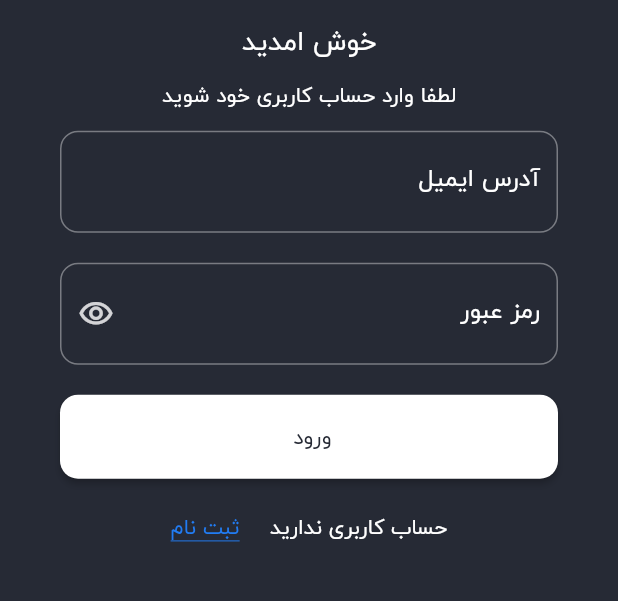
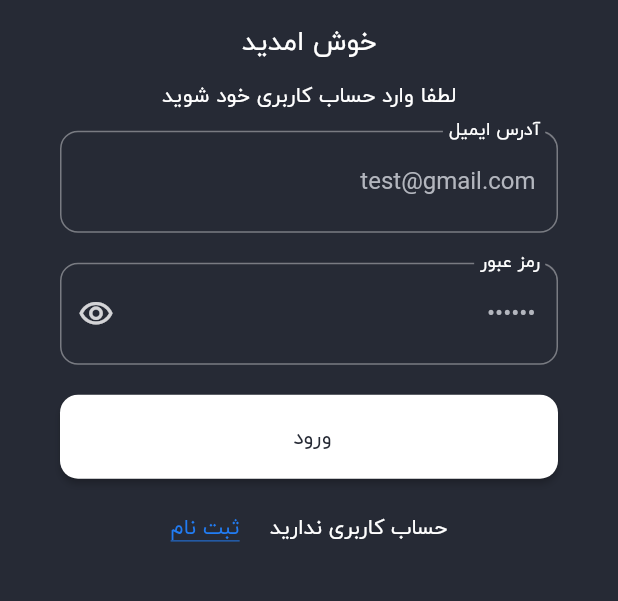
Before and after one commit to alirezashahabb/nik, a Flutter app: the screen it shows after launch, on a phone screen of 412 x 824 dp, the part 372-973 px from its top. Run offline on Flutter 3.47's test engine with Material 2 defaults, Android fonts, the phone set to English and light mode, and no system bars; our stand-ins replace bloc, cached_network_image, dio, equatable, flutter_bloc, shared_preferences and 1 more; network calls fail.

Commit message:
Auth repository and datasource

```diff
--- a/lib/main.dart
+++ b/lib/main.dart
@@ -1,9 +1,14 @@
 import 'package:flutter/material.dart';
+import 'package:nikeshop/data/repositroy/auth_repositroy.dart';
 import 'package:nikeshop/data/repositroy/comemnt_repositroy.dart';
 import 'package:nikeshop/screens/Auth/Auth_screen.dart';
 import 'package:nikeshop/theme.dart';
 
 void main() {
+  WidgetsFlutterBinding.ensureInitialized();
+
+  /// this is for shareperfance
+  authRepositroy.loadAuthInfo();
   runApp(const MyApp());
 }
 
--- a/lib/screens/Auth/Auth_screen.dart
+++ b/lib/screens/Auth/Auth_screen.dart
@@ -9,6 +9,11 @@ class AuthScreens extends StatefulWidget {
 }
 
 class _AuthScreensState extends State<AuthScreens> {
+  final TextEditingController userNameController =
+      TextEditingController(text: 'test@gmail.com');
+
+  final TextEditingController passwordController =
+      TextEditingController(text: '123456');
   bool isLogin = true;
   @override
   Widget build(BuildContext context) {
@@ -81,19 +86,24 @@ class _AuthScreensState extends State<AuthScreens> {
               const SizedBox(
                 height: 12,
               ),
-              const TextField(
-                decoration: InputDecoration(label: Text('آدرس ایمیل')),
+              TextField(
+                controller: userNameController,
+                decoration: const InputDecoration(
+                  label: Text('آدرس ایمیل'),
+                ),
               ),
               const SizedBox(
                 height: 20,
               ),
-              const _TextFieldPasswords(),
+              _TextFieldPasswords(password: passwordController),
               const SizedBox(
                 height: 20,
               ),
               ElevatedButton(
                 onPressed: () {
-                  authRepositroy.login('test@gmail.com', '123456');
+                  authRepositroy.login(
+                      userNameController.text, passwordController.text);
+                  // authRepositroy.refreshToken();
                 },
                 child: Text(isLogin ? 'ورود ' : 'ثبت نام'),
               ),
@@ -137,7 +147,8 @@ class _AuthScreensState extends State<AuthScreens> {
 }
 
 class _TextFieldPasswords extends StatefulWidget {
-  const _TextFieldPasswords();
+  final TextEditingController password;
+  const _TextFieldPasswords({required this.password});
 
   @override
   State<_TextFieldPasswords> createState() => _TextFieldPasswordsState();
@@ -148,6 +159,7 @@ class _TextFieldPasswordsState extends State<_TextFieldPasswords> {
   @override
   Widget build(BuildContext context) {
     return TextField(
+      controller: widget.password,
       keyboardType: TextInputType.visiblePassword,
       obscureText: obscure,
       decoration: InputDecoration(
--- a/pubspec.yaml
+++ b/pubspec.yaml
@@ -40,6 +40,7 @@ dependencies:
   equatable: ^2.0.5
   cached_network_image: ^3.2.3
   smooth_page_indicator: ^1.1.0
+  shared_preferences: ^2.2.1
 
 dev_dependencies:
   flutter_test:
```
Also changed, not shown: lib/data/datasoruce/auth_dataSorce.dart (+18 -5 lines), lib/data/repositroy/auth_repositroy.dart (+58 -0 lines), pubspec.lock, 1 other file.
